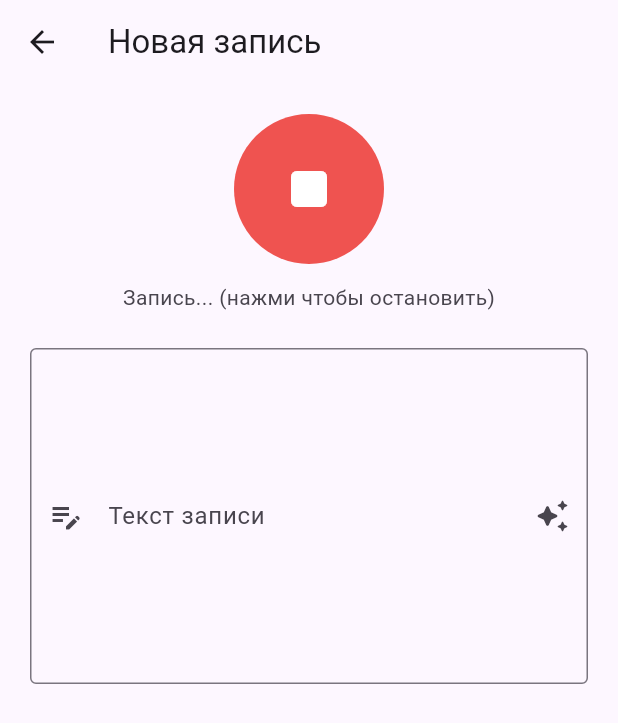
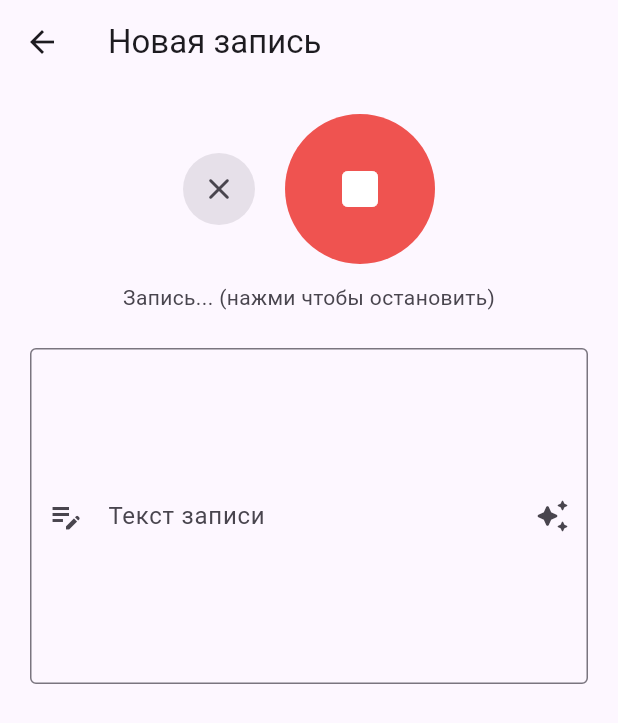
Before and after one commit to almazuasimov-cell/moy-put, a Flutter app: the RecordScreen screen opened directly, after a tap on the "mic" icon, on a phone screen of 412 x 824 dp. Shown: the top 723 px of the screen. Run offline on Flutter 3.47's test engine with Material 3 defaults, Android fonts, the phone set to English and light mode, and no system bars; our stand-ins replace audioplayers, fl_chart, flutter_local_notifications, open_filex, package_info_plus, permission_handler and 2 more; missing offline and left inert: record; accounts and stored records are empty; network calls fail.

Commit message:
feat: прослушивание записи до сохранения, отмена записи, обработка прерывания
- Прослушать запись сразу после остановки, до транскрипции/сохранения
  (audioplayers, локальный файл через DeviceFileSource).
- Кнопка "Отменить запись" во время активной записи — останавливает
  recorder и удаляет временный файл без транскрипции.
- WidgetsBindingObserver: сворачивание приложения во время записи
  (входящий звонок и т.п.) аккуратно останавливает и отменяет запись,
  а не оставляет recorder работать в никуда.

Co-Authored-By: Claude Sonnet 5 <noreply@anthropic.com>

```diff
--- a/flutter_app/lib/record_screen.dart
+++ b/flutter_app/lib/record_screen.dart
@@ -2,6 +2,7 @@
 import 'dart:io';
 import 'package:flutter/material.dart';
 import 'package:record/record.dart';
+import 'package:audioplayers/audioplayers.dart';
 import 'package:path_provider/path_provider.dart';
 import 'package:permission_handler/permission_handler.dart';
 import 'api_service.dart';
@@ -16,13 +17,15 @@ class RecordScreen extends StatefulWidget {
   State<RecordScreen> createState() => _RecordScreenState();
 }
 
-class _RecordScreenState extends State<RecordScreen> {
+class _RecordScreenState extends State<RecordScreen> with WidgetsBindingObserver {
   final _audioRecorder = AudioRecorder();
+  final _audioPlayer = AudioPlayer();
   final _textController = TextEditingController();
 
   bool _isRecording = false;
   bool _isProcessing = false;
   bool _hasProcessed = false;
+  bool _isPlaying = false;
   String? _recordingPath;
   String? _audioS3Key;
 
@@ -35,6 +38,10 @@ class _RecordScreenState extends State<RecordScreen> {
   @override
   void initState() {
     super.initState();
+    WidgetsBinding.instance.addObserver(this);
+    _audioPlayer.onPlayerComplete.listen((_) {
+      if (mounted) setState(() => _isPlaying = false);
+    });
     if (widget.existingEntry != null) {
       final e = widget.existingEntry!;
       _textController.text = e.structuredText.isNotEmpty ? e.structuredText : e.transcriptText;
@@ -49,9 +56,31 @@ class _RecordScreenState extends State<RecordScreen> {
 
   @override
   void dispose() {
+    WidgetsBinding.instance.removeObserver(this);
     _textController.dispose();
     _audioRecorder.dispose();
+    _audioPlayer.dispose();
     super.dispose();
+  }
+
+  @override
+  void didChangeAppLifecycleState(AppLifecycleState state) {
+    // Входящий звонок, сворачивание приложения и т.п. во время записи —
+    // не оставляем recorder работать в никуда, аккуратно останавливаем.
+    if (state == AppLifecycleState.paused && _isRecording) {
+      _cancelRecording();
+    }
+  }
+
+  Future<void> _togglePlayback() async {
+    if (_recordingPath == null) return;
+    if (_isPlaying) {
+      await _audioPlayer.pause();
+      if (mounted) setState(() => _isPlaying = false);
+    } else {
+      await _audioPlayer.play(DeviceFileSource(_recordingPath!));
+      if (mounted) setState(() => _isPlaying = true);
+    }
   }
 
   Future<void> _toggleRecording() async {
@@ -63,6 +92,10 @@ class _RecordScreenState extends State<RecordScreen> {
   }
 
   Future<void> _startRecording() async {
+    if (_isPlaying) {
+      await _audioPlayer.stop();
+      _isPlaying = false;
+    }
     final status = await Permission.microphone.request();
     if (!mounted) return;
     if (!status.isGranted) {
@@ -85,6 +118,23 @@ class _RecordScreenState extends State<RecordScreen> {
       });
     } catch (e) {
       _showError('Ошибка записи: $e');
+    }
+  }
+
+  /// Отменить запись в процессе — остановить и удалить файл, без
+  /// распознавания/сохранения. Также срабатывает при сворачивании
+  /// приложения (входящий звонок и т.п.) во время записи.
+  Future<void> _cancelRecording() async {
+    try {
+      final path = await _audioRecorder.stop();
+      final file = File(path ?? _recordingPath ?? '');
+      if (await file.exists()) await file.delete();
+    } catch (_) {}
+    if (mounted) {
+      setState(() {
+        _isRecording = false;
+        _recordingPath = null;
+      });
     }
   }
 
@@ -209,8 +259,23 @@ class _RecordScreenState extends State<RecordScreen> {
           children: [
             // Record button
             if (!isEditing) ...[
-              Center(
-                child: GestureDetector(
+              Row(
+                mainAxisAlignment: MainAxisAlignment.center,
+                crossAxisAlignment: CrossAxisAlignment.center,
+                children: [
+                  if (_isRecording) ...[
+                    IconButton(
+                      onPressed: _cancelRecording,
+                      icon: const Icon(Icons.close_rounded),
+                      tooltip: 'Отменить запись',
+                      style: IconButton.styleFrom(
+                        backgroundColor: cs.surfaceContainerHighest,
+                        minimumSize: const Size(48, 48),
+                      ),
+                    ),
+                    const SizedBox(width: 20),
+                  ],
+                  GestureDetector(
                     onTap: _toggleRecording,
                     child: Container(
                       width: 100,
@@ -226,6 +291,7 @@ class _RecordScreenState extends State<RecordScreen> {
                       ),
                     ),
                   ),
+                ],
               ),
               const SizedBox(height: 12),
               Center(
@@ -234,6 +300,16 @@ class _RecordScreenState extends State<RecordScreen> {
                   style: TextStyle(color: cs.onSurfaceVariant),
                 ),
               ),
+              if (!_isRecording && _recordingPath != null) ...[
+                const SizedBox(height: 16),
+                Center(
+                  child: OutlinedButton.icon(
+                    onPressed: _togglePlayback,
+                    icon: Icon(_isPlaying ? Icons.pause_rounded : Icons.play_arrow_rounded),
+                    label: Text(_isPlaying ? 'Пауза' : 'Прослушать запись'),
+                  ),
+                ),
+              ],
               const SizedBox(height: 24),
             ],
 
--- a/flutter_app/pubspec.yaml
+++ b/flutter_app/pubspec.yaml
@@ -11,6 +11,7 @@ dependencies:
     sdk: flutter
   http: ^1.2.0
   record: ^5.2.1
+  audioplayers: ^6.0.0
   shared_preferences: ^2.3.0
   fl_chart: ^0.69.0
   go_router: ^14.6.0
```
Also changed, not shown: flutter_app/pubspec.lock. Lines whose indentation alone changed are shown as unchanged.
